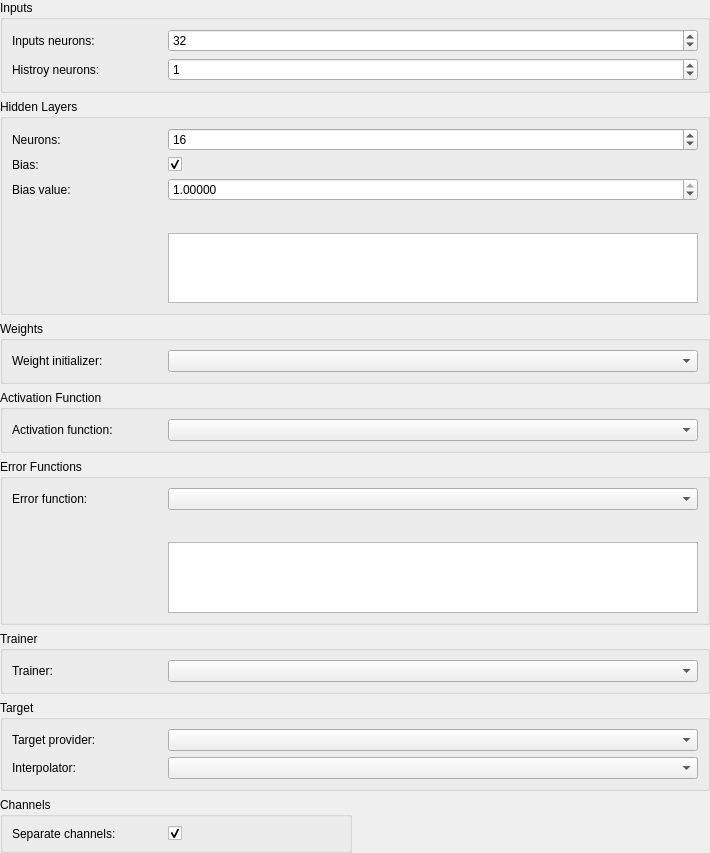
First picture: the form in code/interface/vicomposedwidgets/forms/vineuralselectorwidget.ui, repository visore/Visore, before the edit.
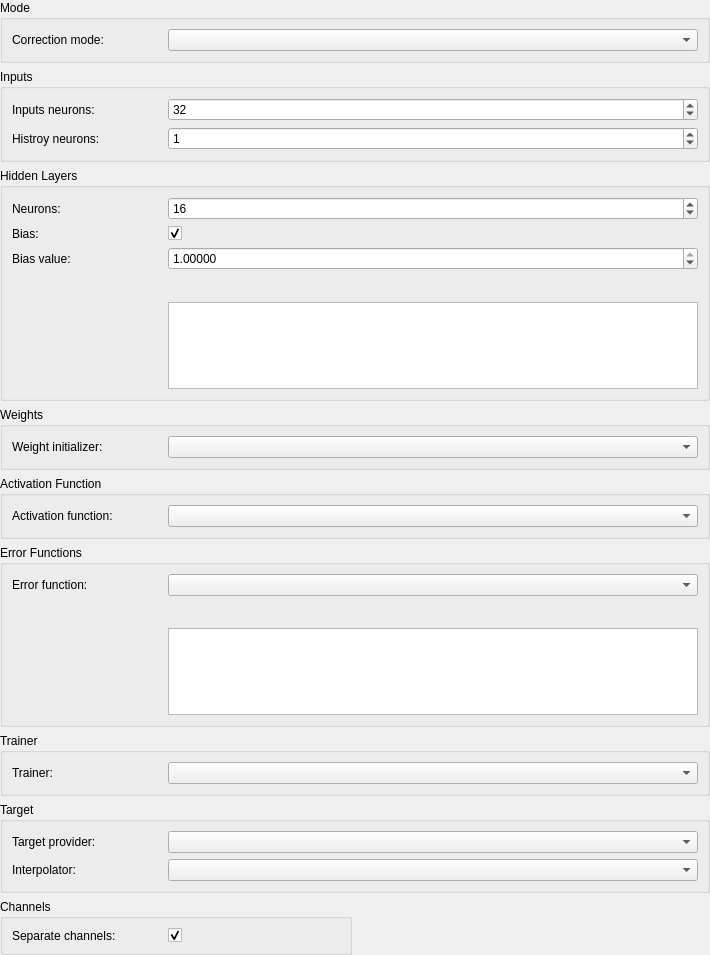
Second picture: the form after the edit. Custom widgets are drawn as their Qt base class.

What changed in the file:
```diff
--- a/code/interface/vicomposedwidgets/forms/vineuralselectorwidget.ui
+++ b/code/interface/vicomposedwidgets/forms/vineuralselectorwidget.ui
@@ -7,7 +7,7 @@
     <x>0</x>
     <y>0</y>
     <width>710</width>
-    <height>853</height>
+    <height>955</height>
    </rect>
   </property>
   <property name="sizePolicy">
@@ -47,8 +47,8 @@
    <property name="bottomMargin">
     <number>0</number>
    </property>
-   <item row="3" column="0" colspan="2">
-    <widget class="QGroupBox" name="groupBox_4">
+   <item row="4" column="0" colspan="2">
+    <widget class="QGroupBox" name="activationFunctionGroupBox">
      <property name="title">
       <string>Activation Function</string>
      </property>
@@ -78,8 +78,8 @@
      </layout>
     </widget>
    </item>
-   <item row="5" column="0" colspan="2">
-    <widget class="QGroupBox" name="groupBox_6">
+   <item row="6" column="0" colspan="2">
+    <widget class="QGroupBox" name="trainerGroupBox">
      <property name="title">
       <string>Trainer</string>
      </property>
@@ -109,8 +109,8 @@
      </layout>
     </widget>
    </item>
-   <item row="1" column="0" colspan="2">
-    <widget class="QGroupBox" name="groupBox">
+   <item row="2" column="0" colspan="2">
+    <widget class="QGroupBox" name="hiddenLayersGroupBox">
      <property name="title">
       <string>Hidden Layers</string>
      </property>
@@ -265,8 +265,8 @@
      </layout>
     </widget>
    </item>
-   <item row="6" column="0" colspan="2">
-    <widget class="QGroupBox" name="groupBox_7">
+   <item row="7" column="0" colspan="2">
+    <widget class="QGroupBox" name="targetGroupBox">
      <property name="title">
       <string>Target</string>
      </property>
@@ -306,8 +306,8 @@
      </layout>
     </widget>
    </item>
-   <item row="0" column="0" colspan="2">
-    <widget class="QGroupBox" name="groupBox_3">
+   <item row="1" column="0" colspan="2">
+    <widget class="QGroupBox" name="inputsGroupBox">
      <property name="title">
       <string>Inputs</string>
      </property>
@@ -364,8 +364,8 @@
      </layout>
     </widget>
    </item>
-   <item row="7" column="0">
-    <widget class="QGroupBox" name="groupBox_8">
+   <item row="8" column="0">
+    <widget class="QGroupBox" name="channelsGroupBox">
      <property name="title">
       <string>Channels</string>
      </property>
@@ -396,8 +396,8 @@
      </layout>
     </widget>
    </item>
-   <item row="2" column="0" colspan="2">
-    <widget class="QGroupBox" name="groupBox_5">
+   <item row="3" column="0" colspan="2">
+    <widget class="QGroupBox" name="weightsGroupBox">
      <property name="title">
       <string>Weights</string>
      </property>
@@ -427,8 +427,8 @@
      </layout>
     </widget>
    </item>
-   <item row="4" column="0" colspan="2">
-    <widget class="QGroupBox" name="groupBox_2">
+   <item row="5" column="0" colspan="2">
+    <widget class="QGroupBox" name="errorFunctionsGroupBox">
      <property name="title">
       <string>Error Functions</string>
      </property>
@@ -505,6 +505,37 @@
      </layout>
     </widget>
    </item>
+   <item row="0" column="0" colspan="2">
+    <widget class="QGroupBox" name="groupBox_9">
+     <property name="title">
+      <string>Mode</string>
+     </property>
+     <layout class="QGridLayout" name="gridLayout_4">
+      <item row="0" column="0">
+       <widget class="QLabel" name="label_11">
+        <property name="minimumSize">
+         <size>
+          <width>150</width>
+          <height>0</height>
+         </size>
+        </property>
+        <property name="maximumSize">
+         <size>
+          <width>150</width>
+          <height>16777215</height>
+         </size>
+        </property>
+        <property name="text">
+         <string>Correction mode:</string>
+        </property>
+       </widget>
+      </item>
+      <item row="0" column="1">
+       <widget class="QComboBox" name="modeComboBox"/>
+      </item>
+     </layout>
+    </widget>
+   </item>
   </layout>
  </widget>
  <customwidgets>
```
Left out of the diff: 4 changed lines with no effect on the pictures.
